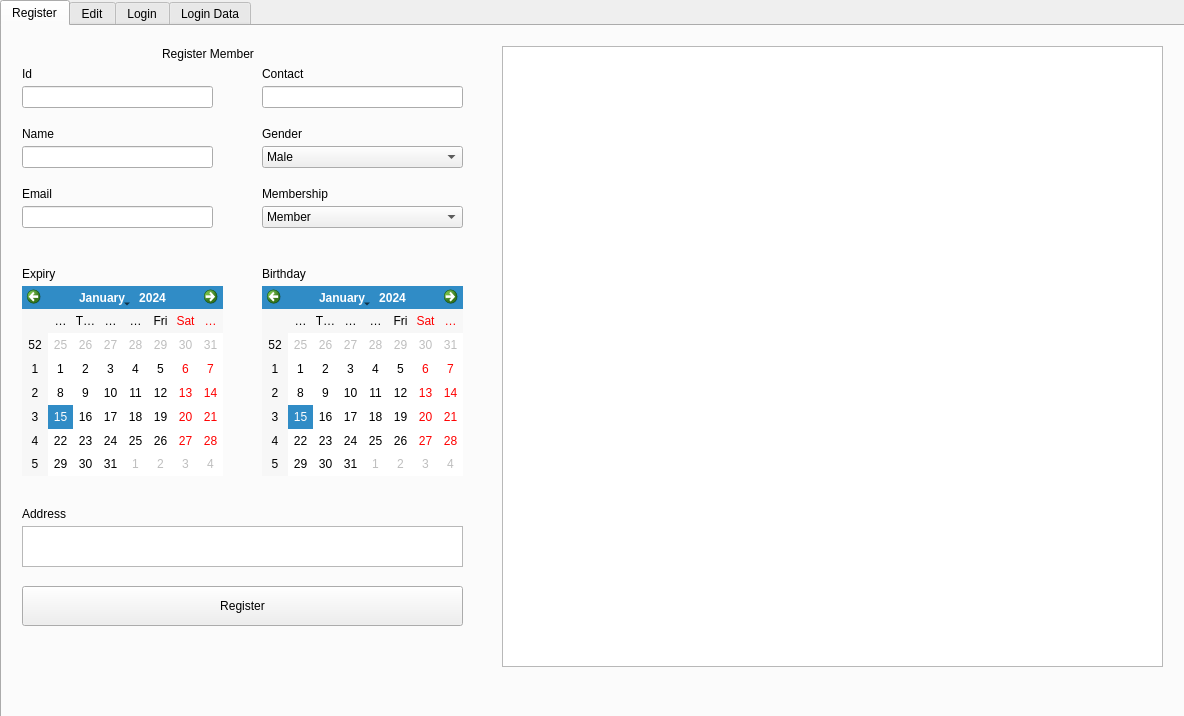
Old version of the form gym.ui in the repository francisganapin/Gym-System-7-13-2024.
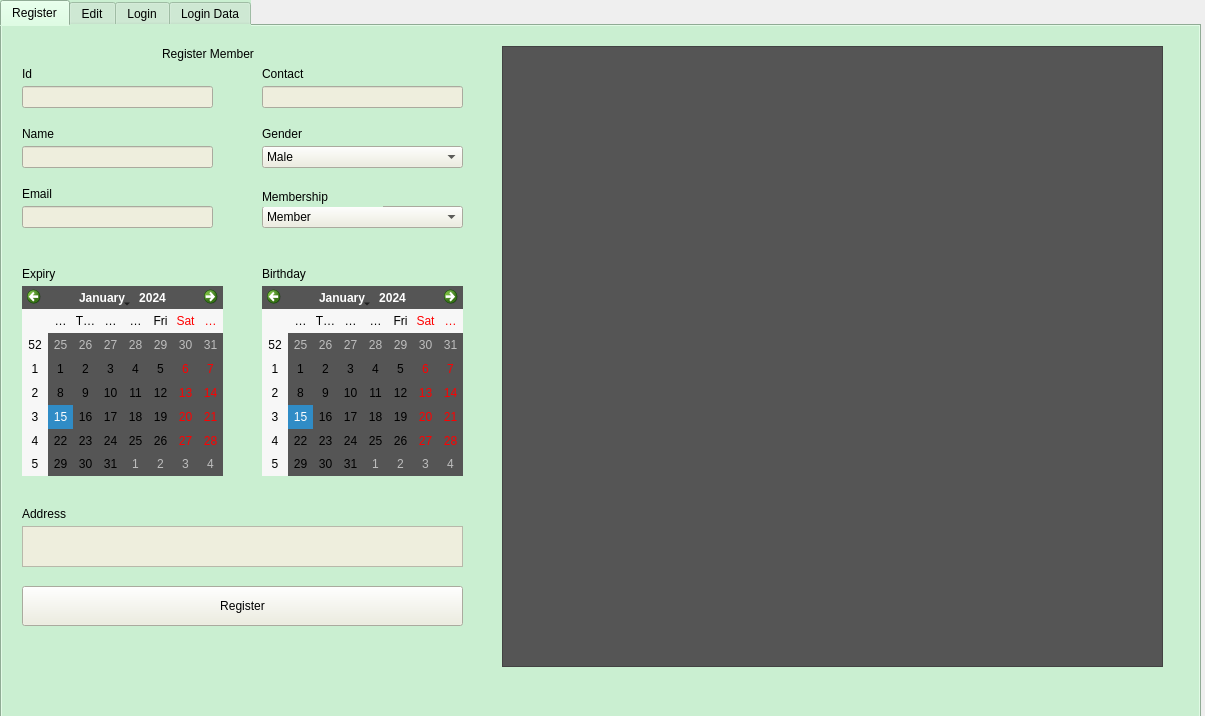
New version of the form. The open tabs and pages were chosen to show the change.

The edit to the form file:
```diff
--- a/gym.ui
+++ b/gym.ui
@@ -6,7 +6,7 @@
    <rect>
     <x>0</x>
     <y>0</y>
-    <width>1184</width>
+    <width>1205</width>
     <height>716</height>
    </rect>
   </property>
@@ -22,6 +22,9 @@
      <height>721</height>
     </rect>
    </property>
+   <property name="styleSheet">
+    <string notr="true">background-color:#CAEFD1</string>
+   </property>
    <property name="tabPosition">
     <enum>QTabWidget::North</enum>
    </property>
@@ -56,6 +59,9 @@
        <height>22</height>
       </rect>
      </property>
+     <property name="styleSheet">
+      <string notr="true">background-color:#eeeedd</string>
+     </property>
      <property name="text">
       <string/>
      </property>
@@ -69,6 +75,9 @@
        <height>16</height>
       </rect>
      </property>
+     <property name="styleSheet">
+      <string notr="true">font: 900 italic 12pt &quot;Segoe UI&quot;;</string>
+     </property>
      <property name="text">
       <string>Email</string>
      </property>
@@ -82,6 +91,9 @@
        <height>22</height>
       </rect>
      </property>
+     <property name="styleSheet">
+      <string notr="true">background-color:#eeeedd</string>
+     </property>
      <item>
       <property name="text">
        <string>Male</string>
@@ -102,6 +114,9 @@
        <height>22</height>
       </rect>
      </property>
+     <property name="styleSheet">
+      <string notr="true">background-color:#eeeedd</string>
+     </property>
      <item>
       <property name="text">
        <string>Member</string>
@@ -122,6 +137,9 @@
        <height>16</height>
       </rect>
      </property>
+     <property name="styleSheet">
+      <string notr="true">font: 900 italic 12pt &quot;Segoe UI&quot;;</string>
+     </property>
      <property name="text">
       <string>Id</string>
      </property>
@@ -131,10 +149,13 @@
       <rect>
        <x>260</x>
        <y>160</y>
-       <width>81</width>
-       <height>16</height>
+       <width>121</width>
+       <height>21</height>
       </rect>
      </property>
+     <property name="styleSheet">
+      <string notr="true">font: 900 italic 12pt &quot;Segoe UI&quot;;</string>
+     </property>
      <property name="text">
       <string>Membership</string>
      </property>
@@ -148,16 +169,23 @@
        <height>22</height>
       </rect>
      </property>
+     <property name="styleSheet">
+      <string notr="true">background-color:#eeeedd</string>
+     </property>
     </widget>
     <widget class="QLabel" name="label_6">
      <property name="geometry">
       <rect>
        <x>260</x>
        <y>40</y>
-       <width>49</width>
+       <width>121</width>
        <height>16</height>
       </rect>
      </property>
+     <property name="styleSheet">
+      <string notr="true">font: 900 italic 12pt &quot;Segoe UI&quot;;
+</string>
+     </property>
      <property name="text">
       <string>Contact</string>
      </property>
@@ -167,10 +195,13 @@
       <rect>
        <x>260</x>
        <y>240</y>
-       <width>49</width>
+       <width>181</width>
        <height>16</height>
       </rect>
      </property>
+     <property name="styleSheet">
+      <string notr="true">font: 900 italic 12pt &quot;Segoe UI&quot;;</string>
+     </property>
      <property name="text">
       <string>Birthday</string>
      </property>
@@ -184,16 +215,22 @@
        <height>22</height>
       </rect>
      </property>
+     <property name="styleSheet">
+      <string notr="true">background-color:#eeeedd</string>
+     </property>
     </widget>
     <widget class="QLabel" name="label_7">
      <property name="geometry">
       <rect>
        <x>260</x>
        <y>100</y>
-       <width>49</width>
+       <width>101</width>
        <height>16</height>
       </rect>
      </property>
+     <property name="styleSheet">
+      <string notr="true">font: 900 italic 12pt &quot;Segoe UI&quot;;</string>
+     </property>
      <property name="text">
       <string>Gender</string>
      </property>
@@ -207,6 +244,9 @@
        <height>22</height>
       </rect>
      </property>
+     <property name="styleSheet">
+      <string notr="true">background-color:#eeeedd</string>
+     </property>
     </widget>
     <widget class="QCalendarWidget" name="birthday_widget">
      <property name="geometry">
@@ -217,6 +257,9 @@
        <height>190</height>
       </rect>
      </property>
+     <property name="styleSheet">
+      <string notr="true">background-color:#555555</string>
+     </property>
     </widget>
     <widget class="QCalendarWidget" name="expiry_input">
      <property name="geometry">
@@ -227,16 +270,22 @@
        <height>190</height>
       </rect>
      </property>
+     <property name="styleSheet">
+      <string notr="true">background-color:#555555</string>
+     </property>
     </widget>
     <widget class="QLabel" name="label_4">
      <property name="geometry">
       <rect>
        <x>20</x>
        <y>240</y>
-       <width>49</width>
+       <width>61</width>
        <height>16</height>
       </rect>
      </property>
+     <property name="styleSheet">
+      <string notr="true">font: 900 italic 12pt &quot;Segoe UI&quot;;</string>
+     </property>
      <property name="text">
       <string>Expiry</string>
      </property>
@@ -250,6 +299,9 @@
        <height>16</height>
       </rect>
      </property>
+     <property name="styleSheet">
+      <string notr="true">font: 900 italic 12pt &quot;Segoe UI&quot;;</string>
+     </property>
      <property name="text">
       <string>Name</string>
      </property>
@@ -259,10 +311,13 @@
       <rect>
        <x>20</x>
        <y>480</y>
-       <width>49</width>
+       <width>121</width>
        <height>16</height>
       </rect>
      </property>
+     <property name="styleSheet">
+      <string notr="true">font: 900 italic 12pt &quot;Segoe UI&quot;;</string>
+     </property>
      <property name="text">
       <string>Address</string>
      </property>
@@ -276,6 +331,10 @@
        <height>40</height>
       </rect>
      </property>
+     <property name="styleSheet">
+      <string notr="true">background-color:#eeeedd
+</string>
+     </property>
      <property name="text">
       <string>Register</string>
      </property>
@@ -289,6 +348,9 @@
        <height>621</height>
       </rect>
      </property>
+     <property name="styleSheet">
+      <string notr="true">background-color:#555555</string>
+     </property>
     </widget>
     <widget class="QTextEdit" name="address_input">
      <property name="geometry">
@@ -299,6 +361,9 @@
        <height>41</height>
       </rect>
      </property>
+     <property name="styleSheet">
+      <string notr="true">background-color:#eeeedd</string>
+     </property>
     </widget>
     <widget class="QLabel" name="label_11">
      <property name="geometry">
```
Left out of the diff: 57 changed lines with no effect on the pictures.
